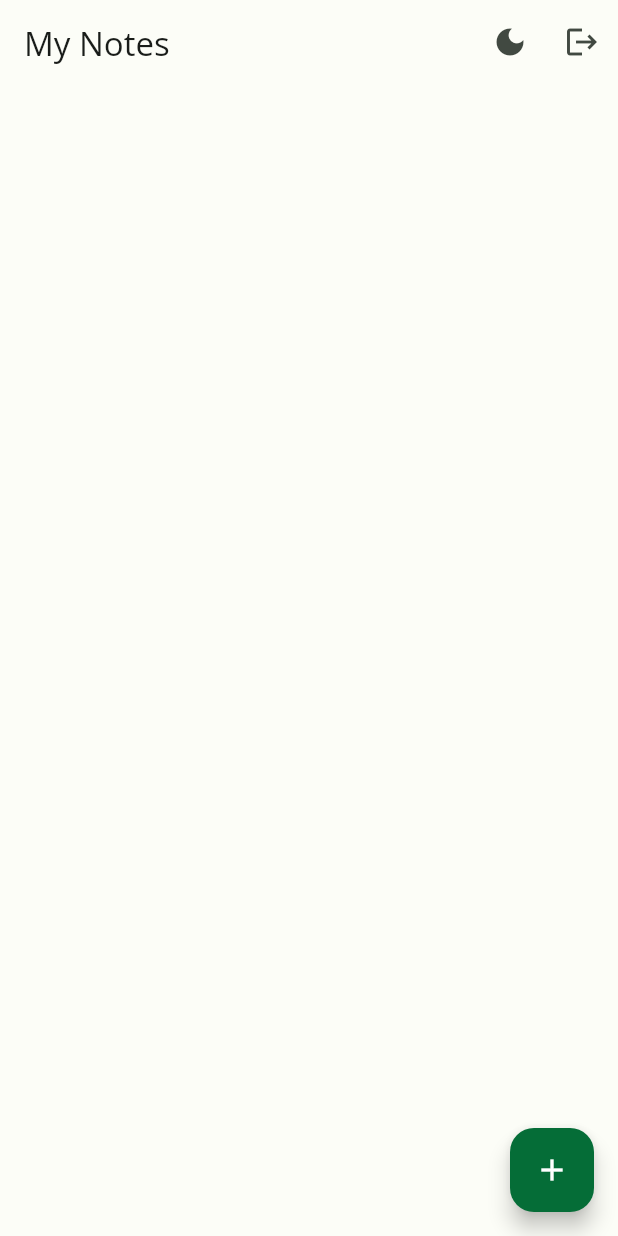
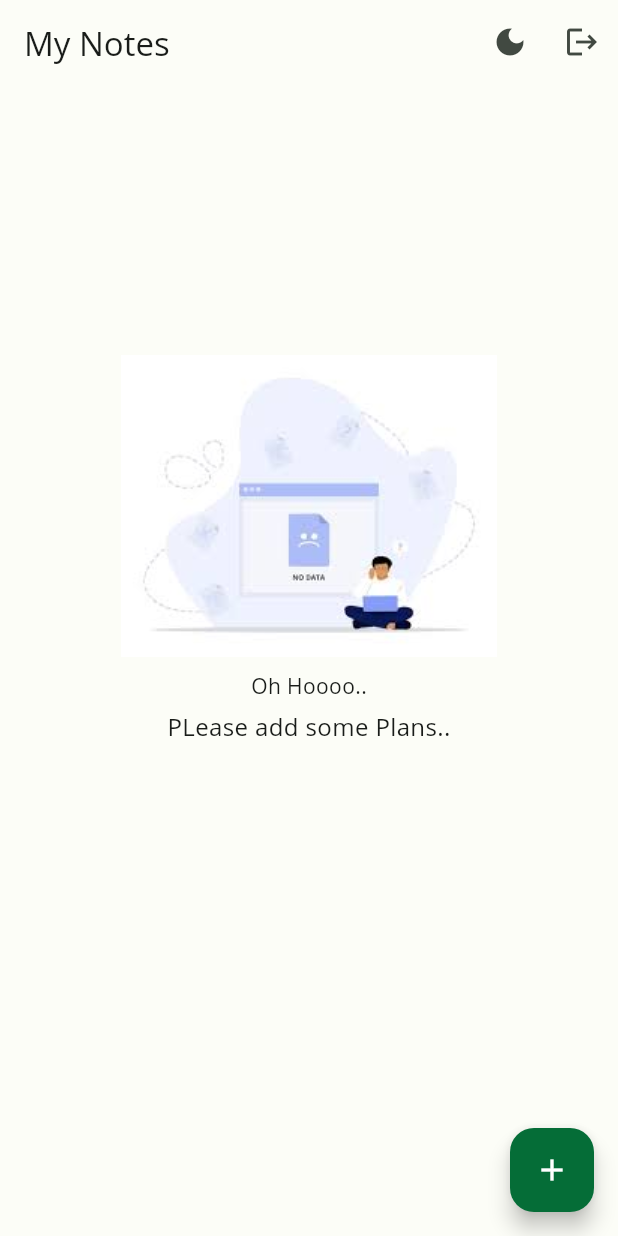
Before and after one commit to SumanRasaili/Notes-App, a Flutter app: the HomeScreen screen opened directly, on a phone screen of 412 x 824 dp. Run offline on Flutter 3.47's test engine with Material 3 defaults, Android fonts, the phone set to English and light mode, and no system bars; our stand-ins replace bot_toast, cloud_firestore, firebase_auth, firebase_core, flutter_hooks, flutter_phoenix and 2 more; accounts and stored records are empty; network calls fail; Roboto replaces fonts that are missing (Open Sans).

Commit message:
no data pages added

```diff
--- a/lib/config/asset_paths.dart
+++ b/lib/config/asset_paths.dart
@@ -1,4 +1,5 @@
 class AssetPaths {
   static const String _imagePath = "assets/images";
   static String notesImage = "$_imagePath/notess.png";
+  static String noDataFound = "$_imagePath/no_data.jpg";
 }
--- a/lib/ui/home/view/home_page.dart
+++ b/lib/ui/home/view/home_page.dart
@@ -2,6 +2,7 @@ import 'package:flutter/material.dart';
 import 'package:flutter_hooks/flutter_hooks.dart';
 import 'package:hooks_riverpod/hooks_riverpod.dart';
 import 'package:intl/intl.dart';
+import 'package:notesapp/config/asset_paths.dart';
 import 'package:notesapp/providers/theme_provider.dart';
 import 'package:notesapp/ui/auth/repository/auth_repository.dart';
 import 'package:notesapp/ui/home/model/note_models.dart';
@@ -108,9 +109,6 @@ class HomeScreen extends HookConsumerWidget {
                                     await ref
                                         .read(authProvider)
                                         .signOutUser(ctx, ref);
-
-                                    // ref.invalidate(notesProvider);
-                                    // exit(0);
                                   },
                                   child: const Text("YES"),
                                 ),
@@ -141,17 +139,48 @@ class HomeScreen extends HookConsumerWidget {
                 stream: noteProv,
                 builder: (context, AsyncSnapshot<List<NotesModel>> snapshot) {
                   var dd = snapshot.data ?? [];
+                  print("--- hasData${!snapshot.hasData}");
                   if (snapshot.connectionState == ConnectionState.waiting) {
-                    return const Center(
-                        child: CircularProgressIndicator.adaptive());
+                    return SizedBox(
+                        height: MediaQuery.of(context).size.height * 0.50,
+                        child: const Center(
+                            child: CircularProgressIndicator.adaptive()));
                   } else if (snapshot.hasError) {
                     print(snapshot.stackTrace);
                     return Center(
                       child: Text(snapshot.error.toString()),
                     ); // Handle errors
-                  } else if (!snapshot.hasData) {
-                    return const Center(
-                      child: Text("No Data"),
+                  } else if (snapshot.data!.isEmpty) {
+                    return SizedBox(
+                      height: (MediaQuery.of(context).size.height -
+                              (kToolbarHeight)) /
+                          1.3,
+                      // MediaQuery.of(context).viewPadding.top,
+
+                      // (MediaQuery.of(context).size.height -
+                      //     kBottomNavigationBarHeight),
+                      child: Center(
+                        child: Column(
+                            mainAxisAlignment: MainAxisAlignment.center,
+                            crossAxisAlignment: CrossAxisAlignment.center,
+                            children: [
+                              Image.asset(AssetPaths.noDataFound),
+                              const SizedBox(
+                                height: 10,
+                              ),
+                              const Text(
+                                "Oh Hoooo..",
+                                style: TextStyle(fontSize: 14),
+                              ),
+                              const SizedBox(
+                                height: 5,
+                              ),
+                              const Text(
+                                "PLease add some Plans..",
+                                style: TextStyle(fontSize: 16),
+                              )
+                            ]),
+                      ),
                     ); // Handle the case when there's no data
                   } else {
                     return ListView.separated(
```
Also changed, not shown: assets/images/no_data.jpg (added).
